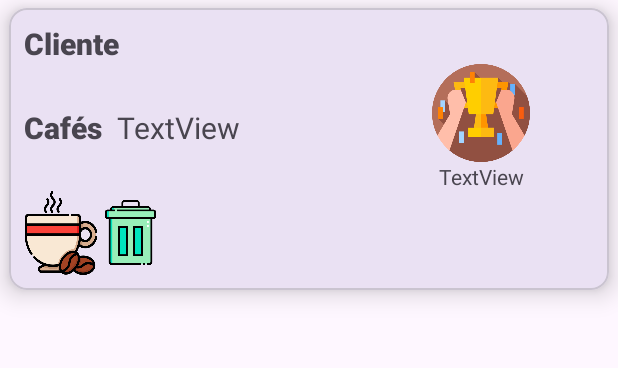
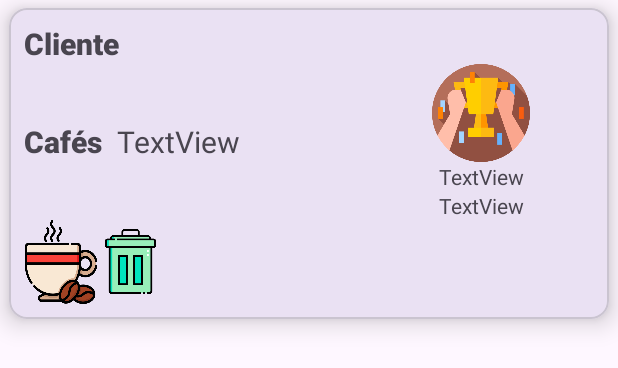
Before and after one commit to JSenen/ANDROID_PagoYo, an Android app: the layout rcview_mainlist_items.xml on its own in the app's theme, with its tools: preview values and no code run, on a phone screen of 412 x 824 dp. Shown: the top 368 px of the screen. Run offline under Robolectric (Android 15) with nearby library versions, the phone set to English and light mode, and no system bars.

Commit message:
Differencie 10 days between win and lost

```diff
--- a/app/src/main/res/layout/rcview_mainlist_items.xml
+++ b/app/src/main/res/layout/rcview_mainlist_items.xml
@@ -87,6 +87,14 @@
                     android:gravity="center"
                     android:text="TextView" />
 
+                <TextView
+                    android:id="@+id/txtview_dateend"
+                    android:layout_width="match_parent"
+                    android:layout_height="wrap_content"
+                    android:layout_weight="1"
+                    android:gravity="center"
+                    android:text="TextView" />
+
             </LinearLayout></LinearLayout>
 
         <LinearLayout
```
Also changed, not shown: app/src/main/java/com/juansenen/pagoyo/adapter/MainListAdapter.java (+20 -1 lines).
